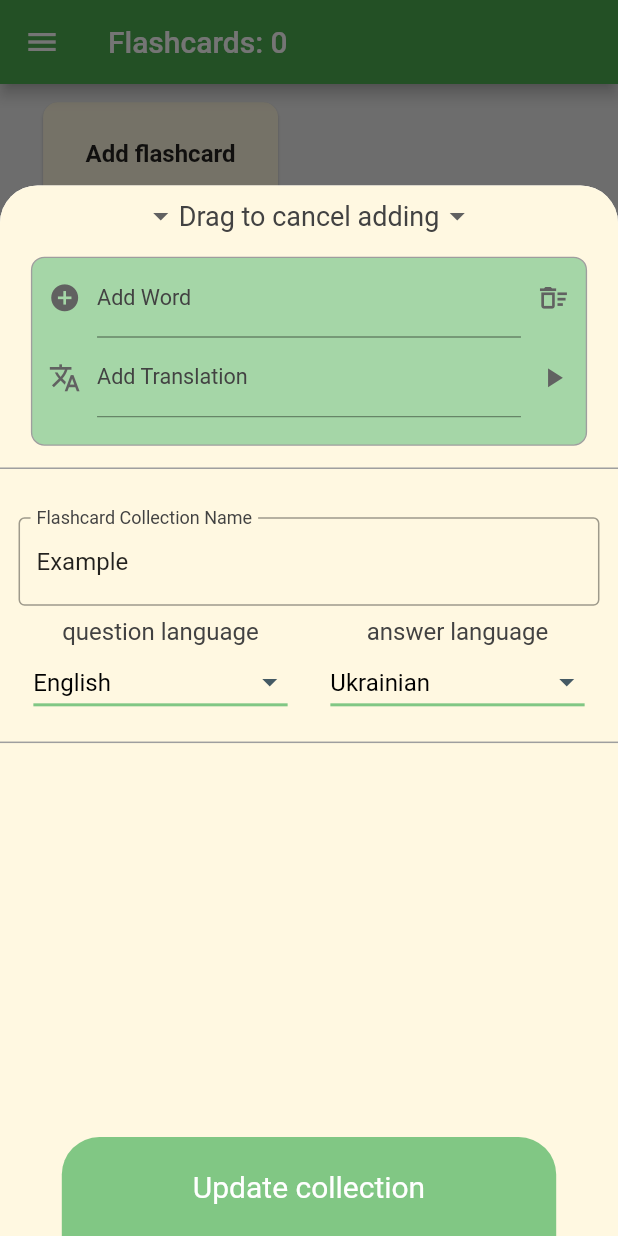
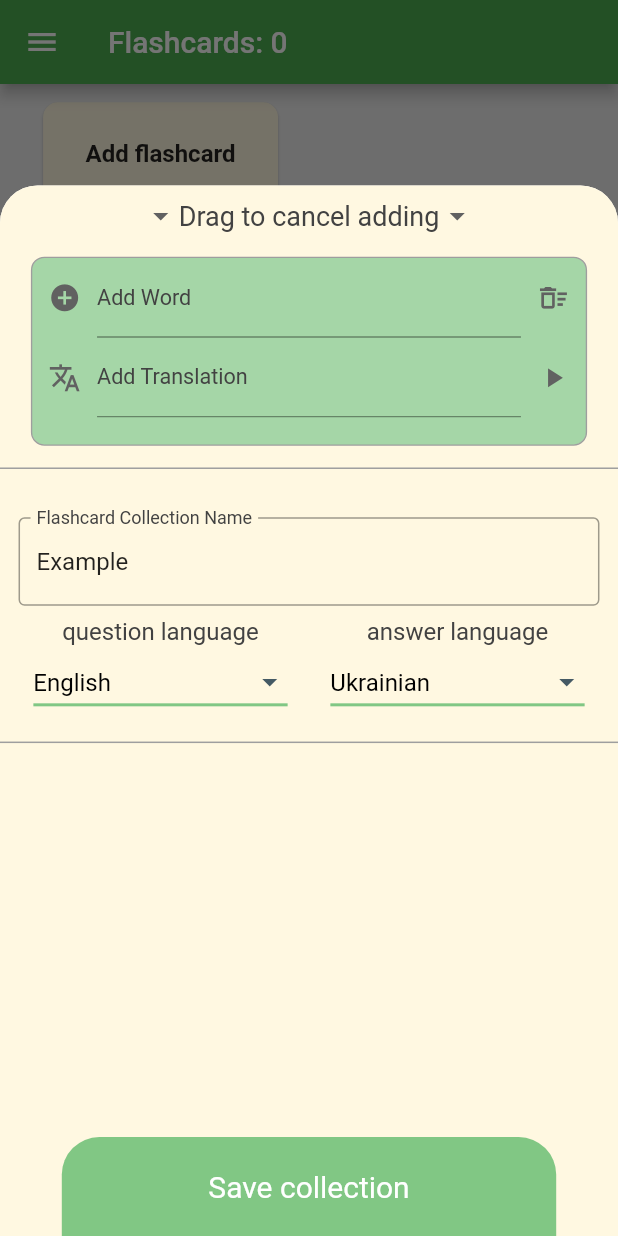
Before and after one commit to IvanShaptalov/FlashCardsReader, a Flutter app: the FlashCardView screen opened directly, after a tap on "Add flashcard", on a phone screen of 412 x 824 dp. Run offline on Flutter 3.47's test engine with Material 2 defaults, Android fonts, the phone set to English and light mode, and no system bars; drawn by our look-alikes of overlay_support; our stand-ins replace bloc, flutter_bloc, flutter_staggered_animations, hive, hive_flutter, watcher; missing offline and left inert: translator; accounts and stored records are empty.

Commit message:
feat(): changed update collection to save collection

```diff
--- a/lib/views/flashcards/flashcards/add_flashcard_menu.dart
+++ b/lib/views/flashcards/flashcards/add_flashcard_menu.dart
@@ -205,7 +205,7 @@ class _FlashCardCreatingWallState extends State<FlashCardCreatingWall> {
           ),
           child: const Center(
             child: Text(
-              'Update collection',
+              'Save collection',
               style: TextStyle(fontSize: 20, color: Colors.white),
               textAlign: TextAlign.center,
             ),
```
